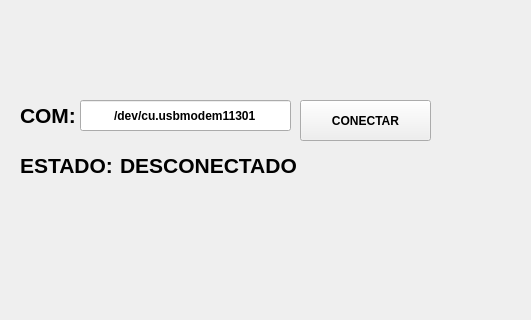
Qt form Unidad 4/Python/P21_InterfazConexionArduino1.ui (UrielGG777/prueba-subirrepost) before a commit; both pictures show x 0 to 531 and y 0 to 320 of the 753 by 486 pixel window.
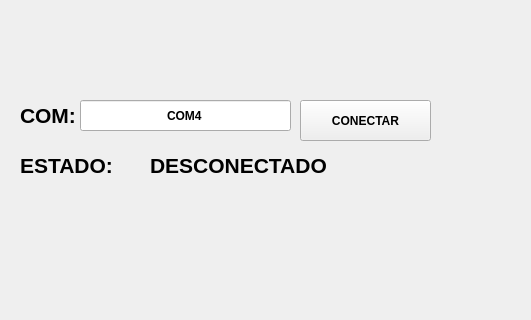
The same form after that commit. Icons and pictures are not drawn.

Patch:
```diff
--- a/Unidad 4/Python/P21_InterfazConexionArduino1.ui
+++ b/Unidad 4/Python/P21_InterfazConexionArduino1.ui
@@ -17,9 +17,9 @@
    <widget class="QLabel" name="txt_estado">
     <property name="geometry">
      <rect>
-      <x>120</x>
+      <x>150</x>
       <y>150</y>
-      <width>181</width>
+      <width>241</width>
       <height>31</height>
      </rect>
     </property>
@@ -58,7 +58,7 @@
      <rect>
       <x>20</x>
       <y>150</y>
-      <width>101</width>
+      <width>131</width>
       <height>31</height>
      </rect>
     </property>
@@ -89,7 +89,7 @@
      </font>
     </property>
     <property name="text">
-     <string>/dev/cu.usbmodem11301</string>
+     <string>COM4</string>
     </property>
     <property name="alignment">
      <set>Qt::AlignCenter</set>
```
Left out of the diff: 2 changed lines with no effect on the pictures.
